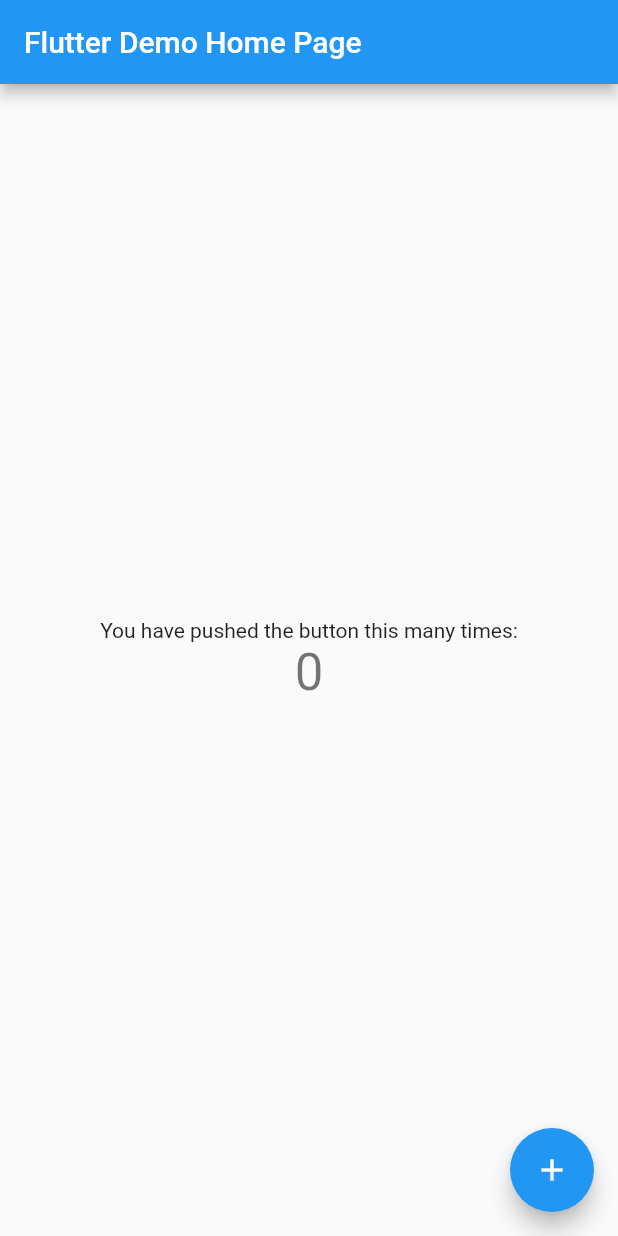
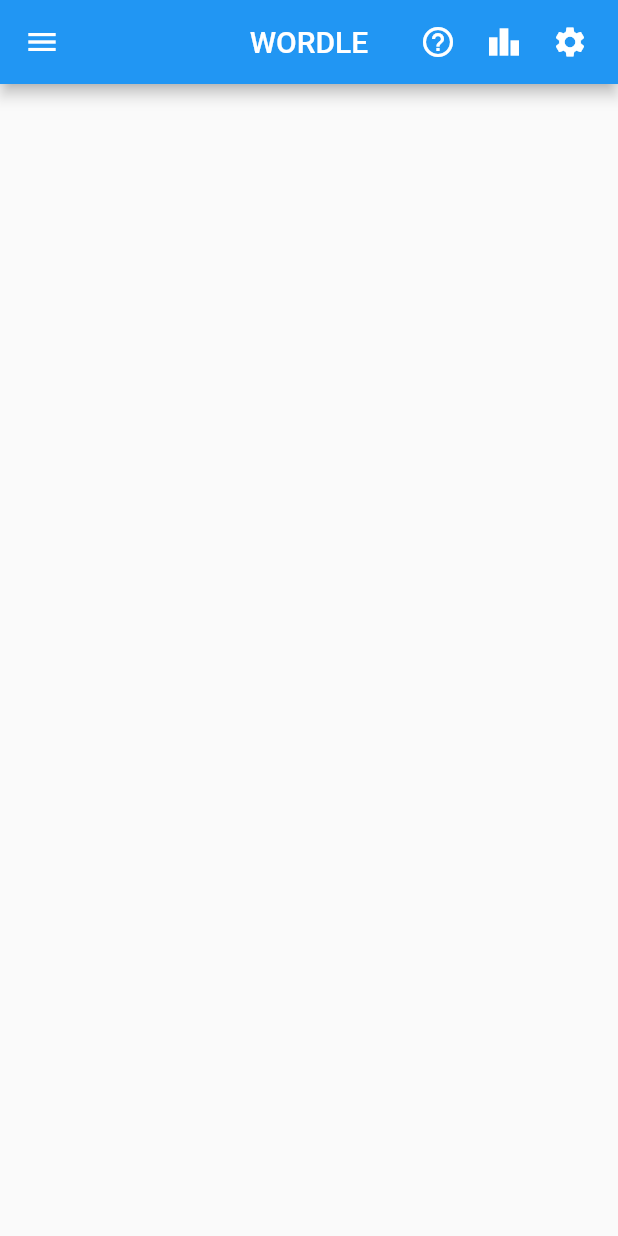
Before and after one commit to emmanueluzodike/wordle_app, a Flutter app: the screen it shows after launch, on a phone screen of 412 x 824 dp. Run offline on Flutter 3.47's test engine with Material 2 defaults, Android fonts, the phone set to English and light mode, and no system bars.

Commit message:
created the drop down menu for the 3 different game modes (Daily, practice, multiplayer

```diff
--- /dev/null
+++ b/lib/daily_wordle.dart
@@ -0,0 +1,10 @@
+import 'package:flutter/material.dart';
+
+class DailyWordle extends StatelessWidget {
+  const DailyWordle({Key? key}) : super(key: key);
+
+  @override
+  Widget build(BuildContext context) {
+    return Container();
+  }
+}
--- a/lib/main.dart
+++ b/lib/main.dart
@@ -1,115 +1,105 @@
 import 'package:flutter/material.dart';
+import 'package:wordle_app/game_mode_menu.dart';
 
-void main() {
-  runApp(const MyApp());
-}
+import 'daily_wordle.dart';
+import 'multiplayer_wordle.dart';
+import 'practice_wordle.dart';
+//import 'package:dropdown_button2/dropdown_button2.dart';
+
+void main() => runApp(const MyApp());
 
 class MyApp extends StatelessWidget {
   const MyApp({Key? key}) : super(key: key);
 
-  // This widget is the root of your application.
   @override
   Widget build(BuildContext context) {
     return MaterialApp(
-      title: 'Fluttering Demo',
-      theme: ThemeData(
-        // This is the theme of your application.
-        //
-        // Try running your application with "flutter run". You'll see the
-        // application has a blue toolbar. Then, without quitting the app, try
-        // changing the primarySwatch below to Colors.green and then invoke
-        // "hot reload" (press "r" in the console where you ran "flutter run",
-        // or simply save your changes to "hot reload" in a Flutter IDE).
-        // Notice that the counter didn't reset back to zero; the application
-        // is not restarted.
-        primarySwatch: Colors.blue,
-      ),
-      home: const MyHomePage(title: 'Flutter Demo Home Page'),
-    );
+        title: 'WORDLE',
+        theme: ThemeData(
+          primarySwatch: Colors.blue,
+        ),
+        home: MyAppPage());
   }
 }
 
-class MyHomePage extends StatefulWidget {
-  const MyHomePage({Key? key, required this.title}) : super(key: key);
-
-  // This widget is the home page of your application. It is stateful, meaning
-  // that it has a State object (defined below) that contains fields that affect
-  // how it looks.
-
-  // This class is the configuration for the state. It holds the values (in this
-  // case the title) provided by the parent (in this case the App widget) and
-  // used by the build method of the State. Fields in a Widget subclass are
-  // always marked "final".
-
-  final String title;
+class MyAppPage extends StatefulWidget {
+  MyAppPage({Key? key}) : super(key: key);
 
   @override
-  State<MyHomePage> createState() => _MyHomePageState();
+  State<MyAppPage> createState() => _MyAppPageState();
 }
 
-class _MyHomePageState extends State<MyHomePage> {
-  int _counter = 0;
-
-  void _incrementCounter() {
-    setState(() {
-      // This call to setState tells the Flutter framework that something has
-      // changed in this State, which causes it to rerun the build method below
-      // so that the display can reflect the updated values. If we changed
-      // _counter without calling setState(), then the build method would not be
-      // called again, and so nothing would appear to happen.
-      _counter++;
-    });
-  }
-
+class _MyAppPageState extends State<MyAppPage> {
+  Widget mainWidget = const DailyWordle();
+  var gameModes = ['Daily Wordle', 'Practice', 'Multiplayer'];
   @override
   Widget build(BuildContext context) {
-    // This method is rerun every time setState is called, for instance as done
-    // by the _incrementCounter method above.
-    //
-    // The Flutter framework has been optimized to make rerunning build methods
-    // fast, so that you can just rebuild anything that needs updating rather
-    // than having to individually change instances of widgets.
     return Scaffold(
       appBar: AppBar(
-        // Here we take the value from the MyHomePage object that was created by
-        // the App.build method, and use it to set our appbar title.
-        title: Text(widget.title),
+        centerTitle: true,
+        title: const Text('WORDLE'),
+        actions: <Widget>[
+          Padding(
+            padding: const EdgeInsets.only(right: 20.0),
+            child: GestureDetector(
+              onTap: () {},
+              child: const Icon(Icons.help_outline),
+            ),
+          ),
+          Padding(
+            padding: const EdgeInsets.only(right: 20.0),
+            child: GestureDetector(
+              onTap: () {},
+              child: const Icon(
+                Icons.leaderboard,
+                //size: 26.0,
+              ),
+            ),
+          ),
+          Padding(
+            padding: const EdgeInsets.only(right: 20.0),
+            child: GestureDetector(
+              onTap: () {},
+              child: const Icon(Icons.settings),
+            ),
+          )
+        ],
       ),
-      body: Center(
-        // Center is a layout widget. It takes a single child and positions it
-        // in the middle of the parent.
-        child: Column(
-          // Column is also a layout widget. It takes a list of children and
-          // arranges them vertically. By default, it sizes itself to fit its
-          // children horizontally, and tries to be as tall as its parent.
-          //
-          // Invoke "debug painting" (press "p" in the console, choose the
-          // "Toggle Debug Paint" action from the Flutter Inspector in Android
-          // Studio, or the "Toggle Debug Paint" command in Visual Studio Code)
-          // to see the wireframe for each widget.
-          //
-          // Column has various properties to control how it sizes itself and
-          // how it positions its children. Here we use mainAxisAlignment to
-          // center the children vertically; the main axis here is the vertical
-          // axis because Columns are vertical (the cross axis would be
-          // horizontal).
-          mainAxisAlignment: MainAxisAlignment.center,
+      drawer: Drawer(
+        child: ListView(
+          padding: EdgeInsets.zero,
           children: <Widget>[
-            const Text(
-              'You have pushed the button this many times:',
+            ListTile(
+              title: Text(gameModes[0]),
+              onTap: () {
+                setState(() {
+                  mainWidget = const DailyWordle();
+                });
+                Navigator.pop(context);
+              },
             ),
-            Text(
-              '$_counter',
-              style: Theme.of(context).textTheme.headline4,
+            ListTile(
+              title: Text(gameModes[1]),
+              onTap: () {
+                setState(() {
+                  mainWidget = const PracticeWordle();
+                });
+                Navigator.pop(context);
+              },
+            ),
+            ListTile(
+              title: Text(gameModes[2]),
+              onTap: () {
+                setState(() {
+                  mainWidget = const MultiplayerWordle();
+                });
+                Navigator.pop(context);
+              },
             ),
           ],
         ),
       ),
-      floatingActionButton: FloatingActionButton(
-        onPressed: _incrementCounter,
-        tooltip: 'Increment',
-        child: const Icon(Icons.add),
-      ), // This trailing comma makes auto-formatting nicer for build methods.
+      body: mainWidget,
     );
   }
 }
```
Also changed, not shown: lib/game_mode_menu.dart (added, +32 -0 lines), lib/multiplayer_wordle.dart (added, +10 -0 lines), lib/practice_wordle.dart (added, +12 -0 lines), pubspec.yaml (+5 -3 lines).
